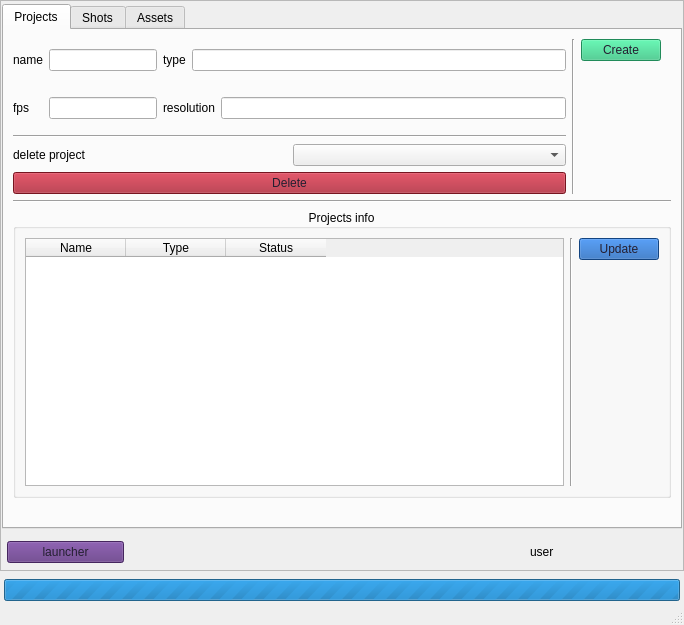
First picture: the form in ui/uix/manager.ui, repository ronnyascencio/ateru, before the edit.
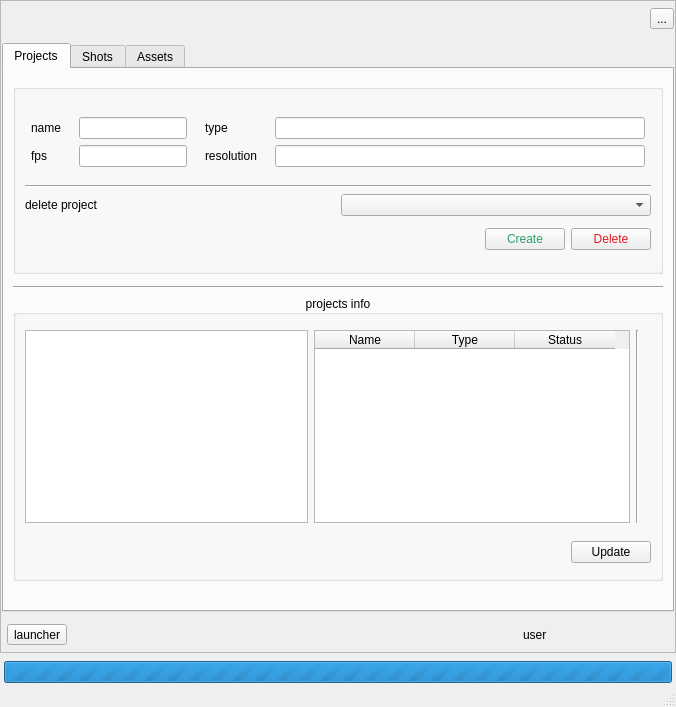
Second picture: the form after the edit. Icons and pictures are not drawn.

Commit message: feat(ui):  ui develop

What changed in the file:
```diff
--- a/ui/uix/manager.ui
+++ b/ui/uix/manager.ui
@@ -6,8 +6,8 @@
    <rect>
     <x>0</x>
     <y>0</y>
-    <width>684</width>
-    <height>625</height>
+    <width>676</width>
+    <height>707</height>
    </rect>
   </property>
   <property name="windowTitle">
@@ -48,6 +48,43 @@
        <property name="bottomMargin">
         <number>1</number>
        </property>
+       <item>
+        <layout class="QHBoxLayout" name="horizontalLayout_12">
+         <property name="topMargin">
+          <number>6</number>
+         </property>
+         <property name="bottomMargin">
+          <number>6</number>
+         </property>
+         <item>
+          <spacer name="horizontalSpacer_3">
+           <property name="orientation">
+            <enum>Qt::Horizontal</enum>
+           </property>
+           <property name="sizeHint" stdset="0">
+            <size>
+             <width>40</width>
+             <height>20</height>
+            </size>
+           </property>
+          </spacer>
+         </item>
+         <item alignment="Qt::AlignRight">
+          <widget class="QToolButton" name="settings_toolButton">
+           <property name="toolTip">
+            <string>&lt;html&gt;&lt;head/&gt;&lt;body&gt;&lt;p&gt;settings:&lt;/p&gt;&lt;p&gt;- projects directory&lt;/p&gt;&lt;p&gt;&lt;br/&gt;&lt;/p&gt;&lt;/body&gt;&lt;/html&gt;</string>
+           </property>
+           <property name="text">
+            <string>...</string>
+           </property>
+           <property name="icon">
+            <iconset theme="system-run">
+             <normaloff>.</normaloff>.</iconset>
+           </property>
+          </widget>
+         </item>
+        </layout>
+       </item>
        <item>
         <layout class="QVBoxLayout" name="verticalLayout_2">
          <property name="topMargin">
@@ -69,19 +106,48 @@
                 <number>20</number>
                </property>
                <item>
-                <layout class="QHBoxLayout" name="horizontalLayout">
+                <layout class="QVBoxLayout" name="verticalLayout_18">
+                 <property name="topMargin">
+                  <number>6</number>
+                 </property>
+                 <property name="bottomMargin">
+                  <number>6</number>
+                 </property>
+                 <item>
+                  <widget class="QGroupBox" name="groupBox_4">
+                   <property name="title">
+                    <string/>
+                   </property>
+                   <layout class="QVBoxLayout" name="verticalLayout_20">
+                    <item>
+                     <layout class="QVBoxLayout" name="verticalLayout_19">
+                      <property name="topMargin">
+                       <number>6</number>
+                      </property>
+                      <property name="bottomMargin">
+                       <number>6</number>
+                      </property>
+                      <item>
+                       <layout class="QHBoxLayout" name="horizontalLayout_18">
+                        <property name="topMargin">
+                         <number>6</number>
+                        </property>
+                        <property name="bottomMargin">
+                         <number>6</number>
+                        </property>
+                        <item>
+                         <layout class="QVBoxLayout" name="verticalLayout_21">
+                          <property name="leftMargin">
+                           <number>6</number>
+                          </property>
+                          <property name="topMargin">
+                           <number>6</number>
+                          </property>
                  <property name="rightMargin">
-                  <number>10</number>
-                 </property>
-                 <item>
-                  <layout class="QVBoxLayout" name="verticalLayout_4">
-                   <item>
-                    <layout class="QHBoxLayout" name="horizontalLayout_2">
-                     <property name="topMargin">
-                      <number>10</number>
+                           <number>6</number>
                      </property>
                      <property name="bottomMargin">
-                      <number>10</number>
+                           <number>6</number>
                      </property>
                      <item>
                       <widget class="QLabel" name="label">
@@ -91,6 +157,29 @@
                       </widget>
                      </item>
                      <item>
+                           <widget class="QLabel" name="label_2">
+                            <property name="text">
+                             <string>fps    </string>
+                            </property>
+                           </widget>
+                          </item>
+                         </layout>
+                        </item>
+                        <item>
+                         <layout class="QVBoxLayout" name="verticalLayout_26">
+                          <property name="leftMargin">
+                           <number>6</number>
+                          </property>
+                          <property name="topMargin">
+                           <number>6</number>
+                          </property>
+                          <property name="rightMargin">
+                           <number>6</number>
+                          </property>
+                          <property name="bottomMargin">
+                           <number>6</number>
+                          </property>
+                          <item>
                       <widget class="QLineEdit" name="project_name_lineEdit">
                        <property name="sizePolicy">
                         <sizepolicy hsizetype="Preferred" vsizetype="Fixed">
@@ -104,33 +193,6 @@
                       </widget>
                      </item>
                      <item>
-                      <widget class="QLabel" name="label_5">
-                       <property name="text">
-                        <string>type</string>
-                       </property>
-                      </widget>
-                     </item>
-                     <item>
-                      <widget class="QLineEdit" name="project_type_lineEdit"/>
-                     </item>
-                    </layout>
-                   </item>
-                   <item>
-                    <layout class="QHBoxLayout" name="horizontalLayout_3">
-                     <property name="topMargin">
-                      <number>10</number>
-                     </property>
-                     <property name="bottomMargin">
-                      <number>10</number>
-                     </property>
-                     <item>
-                      <widget class="QLabel" name="label_2">
-                       <property name="text">
-                        <string>fps    </string>
-                       </property>
-                      </widget>
-                     </item>
-                     <item>
                       <widget class="QLineEdit" name="fps_lineEdit">
                        <property name="sizePolicy">
                         <sizepolicy hsizetype="Minimum" vsizetype="Preferred">
@@ -149,6 +211,29 @@
                        </property>
                       </widget>
                      </item>
+                         </layout>
+                        </item>
+                        <item>
+                         <layout class="QVBoxLayout" name="verticalLayout_25">
+                          <property name="leftMargin">
+                           <number>6</number>
+                          </property>
+                          <property name="topMargin">
+                           <number>6</number>
+                          </property>
+                          <property name="rightMargin">
+                           <number>6</number>
+                          </property>
+                          <property name="bottomMargin">
+                           <number>6</number>
+                          </property>
+                          <item>
+                           <widget class="QLabel" name="label_5">
+                            <property name="text">
+                             <string>type</string>
+                            </property>
+                           </widget>
+                          </item>
                      <item>
                       <widget class="QLabel" name="label_3">
                        <property name="text">
@@ -156,6 +241,25 @@
                        </property>
                       </widget>
                      </item>
+                         </layout>
+                        </item>
+                        <item>
+                         <layout class="QVBoxLayout" name="verticalLayout_23">
+                          <property name="leftMargin">
+                           <number>6</number>
+                          </property>
+                          <property name="topMargin">
+                           <number>6</number>
+                          </property>
+                          <property name="rightMargin">
+                           <number>6</number>
+                          </property>
+                          <property name="bottomMargin">
+                           <number>6</number>
+                          </property>
+                          <item>
+                           <widget class="QLineEdit" name="project_type_lineEdit"/>
+                          </item>
                      <item>
                       <widget class="QLineEdit" name="ress_lineEdit">
                        <property name="toolTip">
@@ -165,6 +269,8 @@
                      </item>
                     </layout>
                    </item>
+                       </layout>
+                      </item>
                    <item>
                     <widget class="Line" name="line_2">
                      <property name="orientation">
@@ -187,34 +293,27 @@
                     </layout>
                    </item>
                    <item>
-                    <widget class="QPushButton" name="delete_project_pushButton">
-                     <property name="font">
-                      <font>
-                       <bold>false</bold>
-                      </font>
-                     </property>
-                     <property name="toolTip">
-                      <string>&lt;html&gt;&lt;head/&gt;&lt;body&gt;&lt;p&gt;delete button will delete the project selected in the list&lt;/p&gt;&lt;/body&gt;&lt;/html&gt;</string>
-                     </property>
-                     <property name="styleSheet">
-                      <string notr="true">background-color: rgb(165, 29, 45);
-color: rgb(36, 31, 49);</string>
-                     </property>
-                     <property name="text">
-                      <string>Delete</string>
-                     </property>
-                    </widget>
-                   </item>
-                  </layout>
-                 </item>
+                       <layout class="QHBoxLayout" name="horizontalLayout">
+                        <property name="topMargin">
+                         <number>6</number>
+                        </property>
+                        <property name="bottomMargin">
+                         <number>6</number>
+                        </property>
                  <item>
-                  <widget class="Line" name="line_4">
+                         <spacer name="horizontalSpacer_5">
                    <property name="orientation">
-                    <enum>Qt::Vertical</enum>
-                   </property>
-                  </widget>
-                 </item>
-                 <item alignment="Qt::AlignHCenter|Qt::AlignTop">
+                           <enum>Qt::Horizontal</enum>
+                          </property>
+                          <property name="sizeHint" stdset="0">
+                           <size>
+                            <width>40</width>
+                            <height>20</height>
+                           </size>
+                          </property>
+                         </spacer>
+                        </item>
+                        <item>
                   <widget class="QPushButton" name="create_project_pushButton">
                    <property name="font">
                     <font>
@@ -225,14 +324,38 @@
                     <string>&lt;html&gt;&lt;head/&gt;&lt;body&gt;&lt;p&gt;will create folder structure and all config need it for the project &lt;/p&gt;&lt;/body&gt;&lt;/html&gt;</string>
                    </property>
                    <property name="styleSheet">
-                    <string notr="true">background-color: rgb(46, 194, 126);
-color: rgb(36, 31, 49);</string>
+                           <string notr="true">color: rgb(38, 162, 105);</string>
                    </property>
                    <property name="text">
                     <string>Create</string>
                    </property>
                   </widget>
                  </item>
+                        <item>
+                         <widget class="QPushButton" name="delete_project_pushButton">
+                          <property name="font">
+                           <font>
+                            <bold>false</bold>
+                           </font>
+                          </property>
+                          <property name="toolTip">
+                           <string>&lt;html&gt;&lt;head/&gt;&lt;body&gt;&lt;p&gt;delete button will delete the project selected in the list&lt;/p&gt;&lt;/body&gt;&lt;/html&gt;</string>
+                          </property>
+                          <property name="styleSheet">
+                           <string notr="true">color: rgb(224, 27, 36);</string>
+                          </property>
+                          <property name="text">
+                           <string>Delete</string>
+                          </property>
+                         </widget>
+                        </item>
+                       </layout>
+                      </item>
+                     </layout>
+                    </item>
+                   </layout>
+                  </widget>
+                 </item>
                 </layout>
                </item>
                <item>
@@ -245,14 +368,25 @@
                <item>
                 <widget class="QGroupBox" name="groupBox">
                  <property name="title">
-                  <string>Projects info</string>
+                  <string>projects info</string>
                  </property>
                  <property name="alignment">
                   <set>Qt::AlignCenter</set>
                  </property>
                  <layout class="QHBoxLayout" name="horizontalLayout_6">
                   <item>
-                   <layout class="QHBoxLayout" name="horizontalLayout_5">
+                   <layout class="QVBoxLayout" name="verticalLayout_4">
+                    <item>
+                     <layout class="QHBoxLayout" name="horizontalLayout_3">
+                      <property name="topMargin">
+                       <number>6</number>
+                      </property>
+                      <property name="bottomMargin">
+                       <number>6</number>
+                      </property>
+                      <item>
+                       <widget class="QTableView" name="project_tableView"/>
+                      </item>
                     <item>
                      <widget class="QTableWidget" name="projects_tableWidget">
                       <property name="sizePolicy">
@@ -294,7 +428,40 @@
                       </property>
                      </widget>
                     </item>
-                    <item alignment="Qt::AlignTop">
+                      <item>
+                       <layout class="QHBoxLayout" name="horizontalLayout_5">
+                        <property name="leftMargin">
+                         <number>6</number>
+                        </property>
+                        <property name="rightMargin">
+                         <number>6</number>
+                        </property>
+                       </layout>
+                      </item>
+                     </layout>
+                    </item>
+                    <item>
+                     <layout class="QHBoxLayout" name="horizontalLayout_19">
+                      <property name="topMargin">
+                       <number>6</number>
+                      </property>
+                      <property name="bottomMargin">
+                       <number>6</number>
+                      </property>
+                      <item>
+                       <spacer name="horizontalSpacer_6">
+                        <property name="orientation">
+                         <enum>Qt::Horizontal</enum>
+                        </property>
+                        <property name="sizeHint" stdset="0">
+                         <size>
+                          <width>40</width>
+                          <height>20</height>
+                         </size>
+                        </property>
+                       </spacer>
+                      </item>
+                      <item>
                      <widget class="QPushButton" name="update_projects_pushButton">
                       <property name="sizePolicy">
                        <sizepolicy hsizetype="Fixed" vsizetype="Fixed">
@@ -314,8 +481,7 @@
                        </font>
                       </property>
                       <property name="styleSheet">
-                       <string notr="true">background-color: rgb(26, 95, 180);
-color: rgb(36, 31, 49);</string>
+                         <string notr="true"/>
                       </property>
                       <property name="text">
                        <string>Update</string>
@@ -325,6 +491,8 @@
                    </layout>
                   </item>
                  </layout>
+                  </item>
+                 </layout>
                 </widget>
                </item>
               </layout>
@@ -623,11 +791,7 @@
           <number>6</number>
          </property>
          <item>
-          <widget class="QPushButton" name="lancher_pushButton">
-           <property name="styleSheet">
-            <string notr="true">background-color: rgb(97, 53, 131);
-color: rgb(36, 31, 49);</string>
-           </property>
+          <widget class="QToolButton" name="launcher_toolButton">
            <property name="text">
             <string>launcher</string>
            </property>
@@ -643,7 +807,7 @@
            </property>
            <property name="sizeHint" stdset="0">
             <size>
-             <width>400</width>
+             <width>450</width>
              <height>20</height>
             </size>
            </property>
```
Left out of the diff: 246 changed lines with no effect on the pictures. Lines whose indentation alone changed are shown as unchanged. The commit also changes 6 other files.
